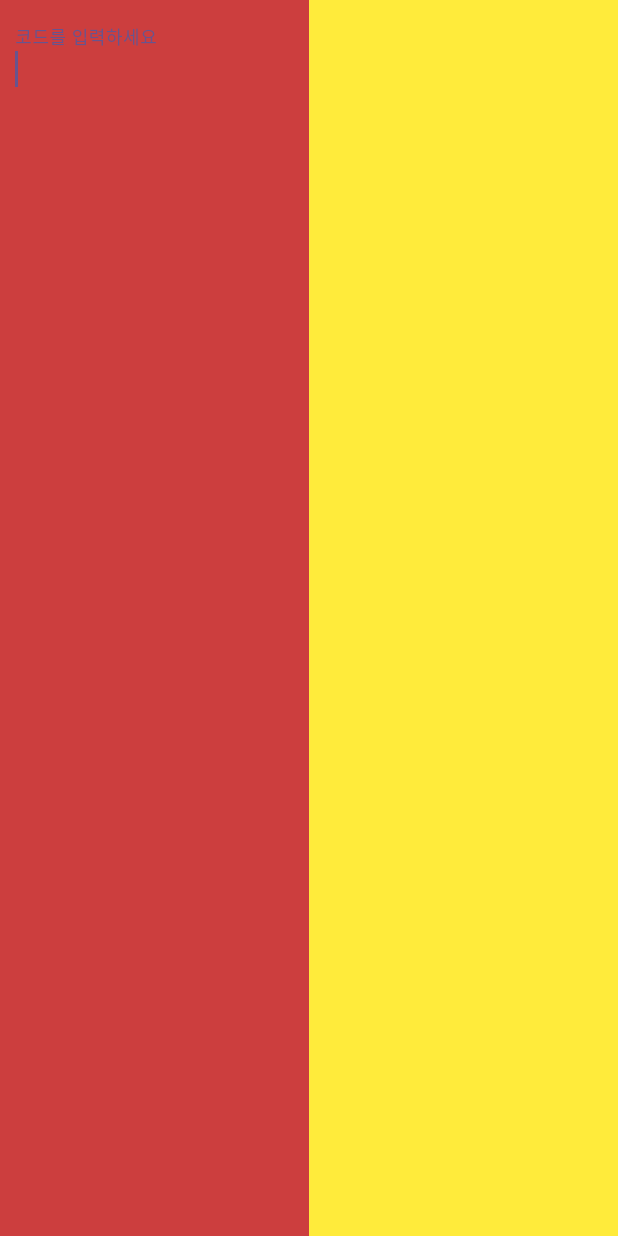
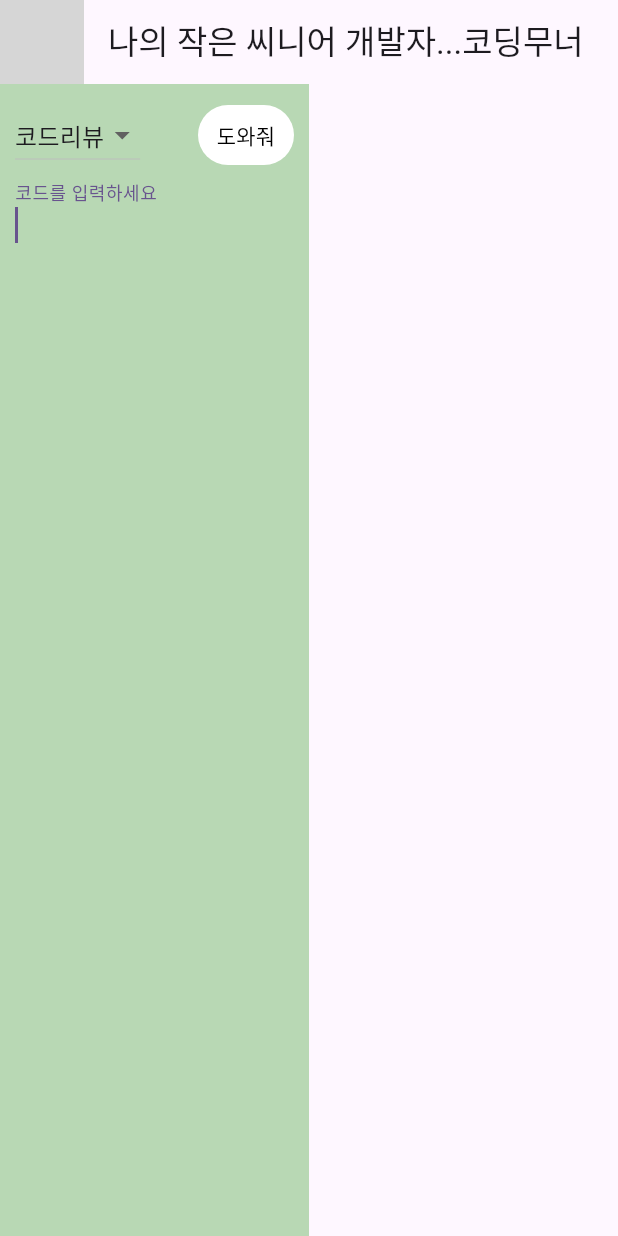
Before and after one commit to kkimwooo/coding_mooner, a Flutter app: the screen it shows after launch, on a phone screen of 412 x 824 dp. Run offline on Flutter 3.47's test engine with Material 2 defaults, Android fonts, the phone set to English and light mode, and no system bars; our stand-ins replace get, sqflite; accounts and stored records are empty; Roboto replaces fonts that are missing (Readex Pro); grey boxes are pictures that could not be loaded.

Commit message:
add Icon

```diff
--- a/lib/mainPage.dart
+++ b/lib/mainPage.dart
@@ -9,6 +9,12 @@ class MainPage extends StatelessWidget {
   Widget build(BuildContext context) {
     final controller = Get.put(mainPageController());
     return Scaffold(
+      appBar: AppBar(
+        title: const Text('나의 작은 씨니어 개발자...코딩무너'),
+        leading: Image(
+          image: AssetImage('images/128.png'),
+        ),
+      ),
       body: ListView(
         children: [
           Row(
@@ -18,13 +24,51 @@ class MainPage extends StatelessWidget {
                 width: MediaQuery.sizeOf(context).width * 0.5,
                 height: MediaQuery.sizeOf(context).height * 1,
                 decoration: const BoxDecoration(
-                  color: Color(0xFFCC3E3E),
+                  color: Color.fromARGB(255, 184, 216, 180),
                 ),
                 child: ListView(
                   children: [
                     Padding(
                       padding: const EdgeInsetsDirectional.fromSTEB(10, 10, 10, 10),
-                      child: TextFormField(
+                      child: Column(
+                        children: [
+                          Obx(
+                            () => Row(
+                              mainAxisAlignment: MainAxisAlignment.spaceBetween,
+                              mainAxisSize: MainAxisSize.max,
+                              children: [
+                                DropdownButton(
+                                    items: ["코드리뷰", "TC 생성", "??"].map((String value) {
+                                      return DropdownMenuItem(
+                                        value: value,
+                                        child: Text(value),
+                                      );
+                                    }).toList(),
+                                    value: controller.type.value,
+                                    onChanged: (value) {
+                                      print(value);
+                                      controller.type.value = value!;
+                                    }),
+                                TextButton(
+                                  style: ButtonStyle(
+                                    backgroundColor: MaterialStateProperty.all(Colors.white),
+                                  ),
+                                  onPressed: () async {
+                                    controller.getAnswer();
+                                  },
+                                  child: const Text(
+                                    '도와줘',
+                                    style: TextStyle(
+                                      fontFamily: 'Readex Pro',
+                                      color: Colors.black,
+                                      fontWeight: FontWeight.normal,
+                                    ),
+                                  ),
+                                ),
+                              ],
+                            ),
+                          ),
+                          TextFormField(
                             controller: controller.textController,
                             autofocus: true,
                             obscureText: false,
@@ -64,43 +108,12 @@ class MainPage extends StatelessWidget {
                               color: Colors.black,
                               fontWeight: FontWeight.normal,
                             ),
-                        maxLines: 35,
+                            maxLines: 100,
                             //validator: _model.textControllerValidator.asValidator(context),
                           ),
-                    ),
-                    Obx(() => Row(
-                          mainAxisSize: MainAxisSize.max,
-                          children: [
-                            DropdownButton(
-                                items: ["코드리뷰", "TC 생성", "??"].map((String value) {
-                                  return DropdownMenuItem(
-                                    value: value,
-                                    child: Text(value),
-                                  );
-                                }).toList(),
-                                value: controller.type.value,
-                                onChanged: (value) {
-                                  print(value);
-                                  controller.type.value = value!;
-                                }),
-                            TextButton(
-                              style: ButtonStyle(
-                                backgroundColor: MaterialStateProperty.all(Colors.white),
-                              ),
-                              onPressed: () async {
-                                controller.getAnswer();
-                              },
-                              child: const Text(
-                                '도와줘',
-                                style: TextStyle(
-                                  fontFamily: 'Readex Pro',
-                                  color: Colors.black,
-                                  fontWeight: FontWeight.normal,
+                        ],
                       ),
                     ),
-                            ),
-                          ],
-                        )),
                   ],
                 ),
               ),
@@ -109,15 +122,18 @@ class MainPage extends StatelessWidget {
                         ? Center(
                             child: CircularProgressIndicator(),
                           )
-                        : ListView(
+                        : Padding(
+                            padding: const EdgeInsets.all(16.0),
+                            child: ListView(
                               children: [
                                 Text(controller.answer.value),
                               ],
                             ),
+                          ),
                     width: MediaQuery.sizeOf(context).width * 0.5,
                     height: MediaQuery.sizeOf(context).height * 1,
                     decoration: const BoxDecoration(
-                      color: Colors.yellow,
+                      color: Color.fromARGB(0, 82, 131, 236),
                     ),
                   )),
             ],
--- a/pubspec.yaml
+++ b/pubspec.yaml
@@ -60,9 +60,8 @@ flutter:
   uses-material-design: true
 
   # To add assets to your application, add an assets section, like this:
-  # assets:
-  #   - images/a_dot_burr.jpeg
-  #   - images/a_dot_ham.jpeg
+  assets:
+    - images/
 
   # An image asset can refer to one or more resolution-specific "variants", see
   # https://flutter.dev/assets-and-images/#resolution-aware
```
Also changed, not shown: 2 other files. Lines whose indentation alone changed are shown as unchanged.
